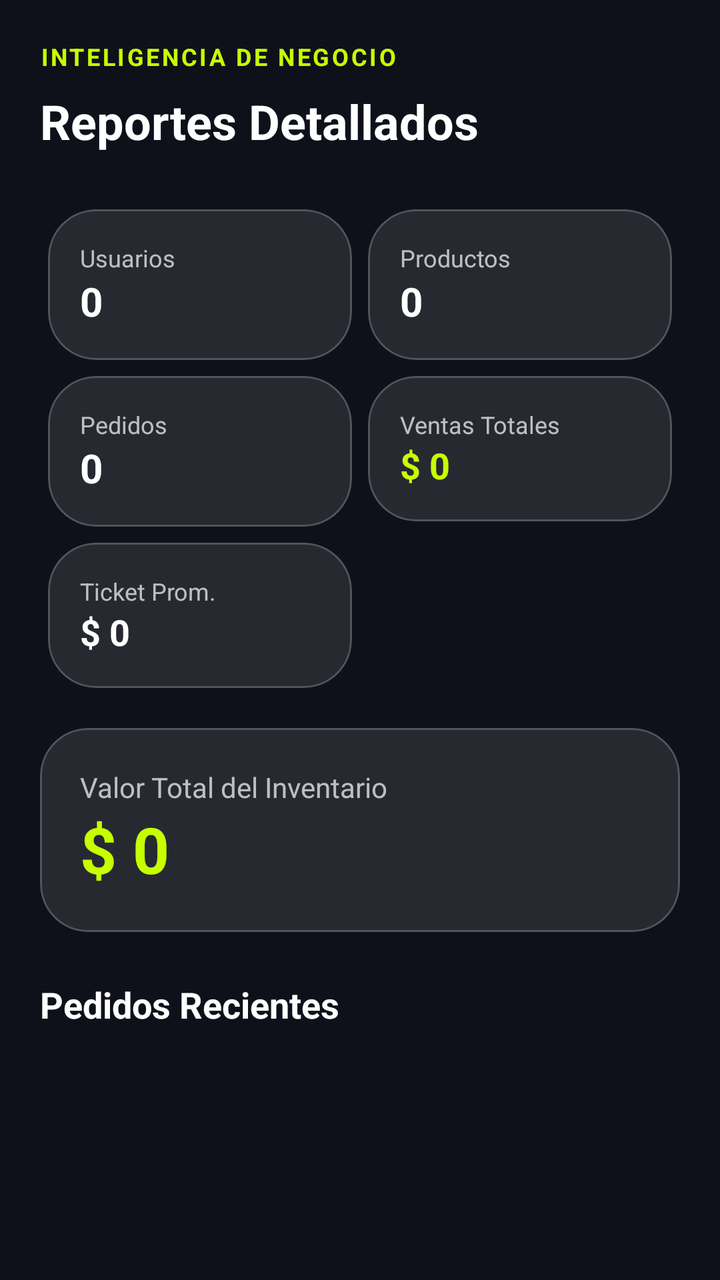
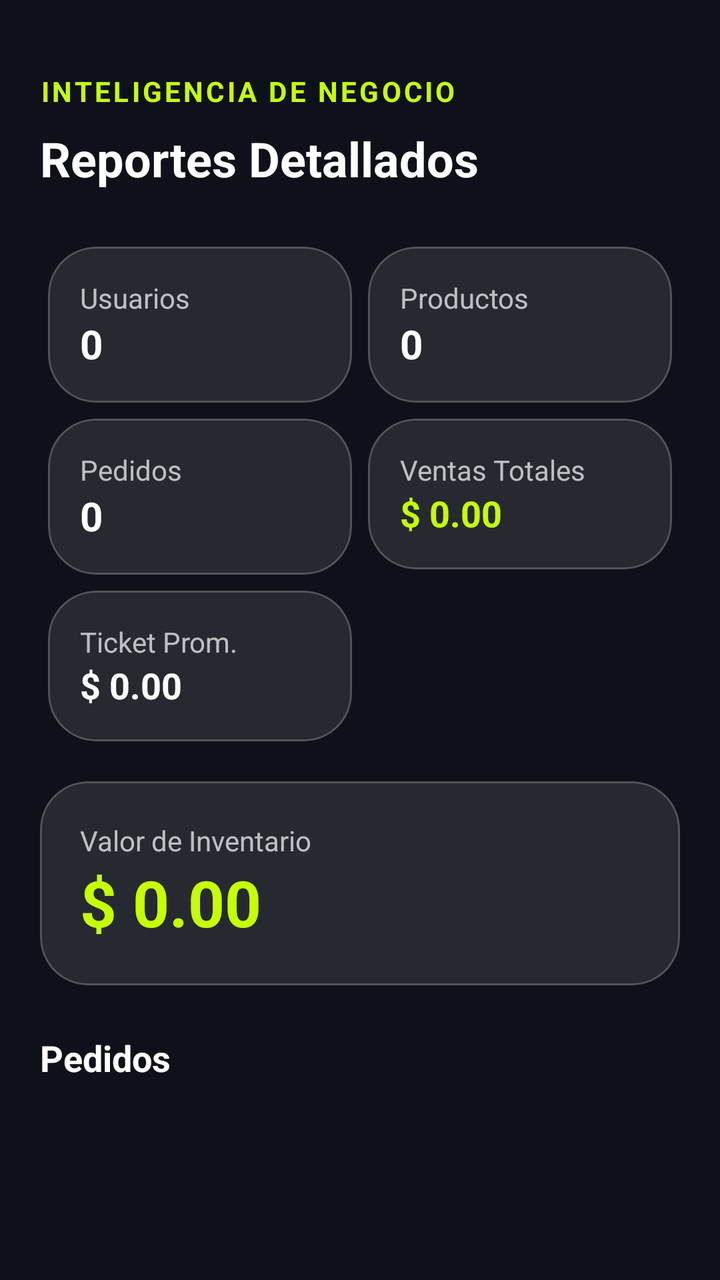

The first picture is an Android layout as it rendered before a commit; the second is the same layout after the commit. The layout source and the unified diff follow.
<!-- AndroidManifest.xml: application theme Theme.VoltCore -->
<!-- res/layout/fragment_admin_reports.xml -->
<?xml version="1.0" encoding="utf-8"?>
<androidx.core.widget.NestedScrollView xmlns:android="http://schemas.android.com/apk/res/android"
    xmlns:app="http://schemas.android.com/apk/res-auto"
    xmlns:tools="http://schemas.android.com/tools"
    android:layout_width="match_parent"
    android:layout_height="match_parent"
    android:background="@color/volt_background">

    <LinearLayout
        android:layout_width="match_parent"
        android:layout_height="wrap_content"
        android:orientation="vertical"
        android:padding="20dp">

        <TextView
            android:layout_width="wrap_content"
            android:layout_height="wrap_content"
            android:text="INTELIGENCIA DE NEGOCIO"
            android:textColor="@color/volt_primary"
            android:textSize="12sp"
            android:letterSpacing="0.1"
            android:textStyle="bold"
            android:layout_marginBottom="8dp"/>

        <TextView
            android:layout_width="wrap_content"
            android:layout_height="wrap_content"
            android:text="Reportes Detallados"
            android:textColor="@color/white"
            android:textSize="24sp"
            android:textStyle="bold"
            android:layout_marginBottom="24dp"/>

        
        <GridLayout
            android:layout_width="match_parent"
            android:layout_height="wrap_content"
            android:columnCount="2"
            android:rowCount="3"
            android:alignmentMode="alignMargins"
            android:useDefaultMargins="true">

            <com.google.android.material.card.MaterialCardView
                style="@style/Widget.VoltCore.Card"
                android:layout_width="0dp"
                android:layout_height="wrap_content"
                android:layout_columnWeight="1">
                <LinearLayout
                    android:layout_width="match_parent"
                    android:layout_height="wrap_content"
                    android:orientation="vertical"
                    android:padding="16dp">
                    <TextView
                        android:layout_width="wrap_content"
                        android:layout_height="wrap_content"
                        android:text="Usuarios"
                        android:textColor="#B3FFFFFF"
                        android:textSize="12sp"/>
                    <TextView
                        android:id="@+id/tvUserCount"
                        android:layout_width="wrap_content"
                        android:layout_height="wrap_content"
                        android:text="0"
                        android:textColor="@color/white"
                        android:textSize="20sp"
                        android:textStyle="bold"/>
                </LinearLayout>
            </com.google.android.material.card.MaterialCardView>

            <com.google.android.material.card.MaterialCardView
                style="@style/Widget.VoltCore.Card"
                android:layout_width="0dp"
                android:layout_height="wrap_content"
                android:layout_columnWeight="1">
                <LinearLayout
                    android:layout_width="match_parent"
                    android:layout_height="wrap_content"
                    android:orientation="vertical"
                    android:padding="16dp">
                    <TextView
                        android:layout_width="wrap_content"
                        android:layout_height="wrap_content"
                        android:text="Productos"
                        android:textColor="#B3FFFFFF"
                        android:textSize="12sp"/>
                    <TextView
                        android:id="@+id/tvProductCount"
                        android:layout_width="wrap_content"
                        android:layout_height="wrap_content"
                        android:text="0"
                        android:textColor="@color/white"
                        android:textSize="20sp"
                        android:textStyle="bold"/>
                </LinearLayout>
            </com.google.android.material.card.MaterialCardView>

            <com.google.android.material.card.MaterialCardView
                style="@style/Widget.VoltCore.Card"
                android:layout_width="0dp"
                android:layout_height="wrap_content"
                android:layout_columnWeight="1">
                <LinearLayout
                    android:layout_width="match_parent"
                    android:layout_height="wrap_content"
                    android:orientation="vertical"
                    android:padding="16dp">
                    <TextView
                        android:layout_width="wrap_content"
                        android:layout_height="wrap_content"
                        android:text="Pedidos"
                        android:textColor="#B3FFFFFF"
                        android:textSize="12sp"/>
                    <TextView
                        android:id="@+id/tvOrderCountReport"
                        android:layout_width="wrap_content"
                        android:layout_height="wrap_content"
                        android:text="0"
                        android:textColor="@color/white"
                        android:textSize="20sp"
                        android:textStyle="bold"/>
                </LinearLayout>
            </com.google.android.material.card.MaterialCardView>

            <com.google.android.material.card.MaterialCardView
                style="@style/Widget.VoltCore.Card"
                android:layout_width="0dp"
                android:layout_height="wrap_content"
                android:layout_columnWeight="1">
                <LinearLayout
                    android:layout_width="match_parent"
                    android:layout_height="wrap_content"
                    android:orientation="vertical"
                    android:padding="16dp">
                    <TextView
                        android:layout_width="wrap_content"
                        android:layout_height="wrap_content"
                        android:text="Ventas Totales"
                        android:textColor="#B3FFFFFF"
                        android:textSize="12sp"/>
                    <TextView
                        android:id="@+id/tvTotalSales"
                        android:layout_width="wrap_content"
                        android:layout_height="wrap_content"
                        android:text="$ 0"
                        android:textColor="@color/volt_primary"
                        android:textSize="18sp"
                        android:textStyle="bold"/>
                </LinearLayout>
            </com.google.android.material.card.MaterialCardView>

            <com.google.android.material.card.MaterialCardView
                style="@style/Widget.VoltCore.Card"
                android:layout_width="0dp"
                android:layout_height="wrap_content"
                android:layout_columnWeight="1">
                <LinearLayout
                    android:layout_width="match_parent"
                    android:layout_height="wrap_content"
                    android:orientation="vertical"
                    android:padding="16dp">
                    <TextView
                        android:layout_width="wrap_content"
                        android:layout_height="wrap_content"
                        android:text="Ticket Prom."
                        android:textColor="#B3FFFFFF"
                        android:textSize="12sp"/>
                    <TextView
                        android:id="@+id/tvAvgTicket"
                        android:layout_width="wrap_content"
                        android:layout_height="wrap_content"
                        android:text="$ 0"
                        android:textColor="@color/white"
                        android:textSize="18sp"
                        android:textStyle="bold"/>
                </LinearLayout>
            </com.google.android.material.card.MaterialCardView>
        </GridLayout>

        <com.google.android.material.card.MaterialCardView
            style="@style/Widget.VoltCore.Card"
            android:layout_width="match_parent"
            android:layout_height="wrap_content"
            android:layout_marginTop="8dp"
            app:strokeColor="#FF5252"
            app:strokeWidth="1dp"
            android:id="@+id/cvSuspicious"
            android:visibility="gone">
            <LinearLayout
                android:layout_width="match_parent"
                android:layout_height="wrap_content"
                android:orientation="vertical"
                android:padding="16dp">
                <TextView
                    android:layout_width="wrap_content"
                    android:layout_height="wrap_content"
                    android:text="ALERTA: Transacciones Sospechosas"
                    android:textColor="#FF5252"
                    android:textStyle="bold"
                    android:textSize="12sp"/>
                <TextView
                    android:id="@+id/tvSuspiciousCount"
                    android:layout_width="wrap_content"
                    android:layout_height="wrap_content"
                    android:text="0 transacciones de alto valor detectadas"
                    android:textColor="@color/white"
                    android:textSize="14sp"/>
            </LinearLayout>
        </com.google.android.material.card.MaterialCardView>

        <com.google.android.material.card.MaterialCardView
            style="@style/Widget.VoltCore.Card"
            android:layout_width="match_parent"
            android:layout_height="wrap_content"
            android:layout_marginTop="16dp">
            <LinearLayout
                android:layout_width="match_parent"
                android:layout_height="wrap_content"
                android:orientation="vertical"
                android:padding="20dp">
                <TextView
                    android:layout_width="wrap_content"
                    android:layout_height="wrap_content"
                    android:text="Valor Total del Inventario"
                    android:textColor="#B3FFFFFF"/>
                <TextView
                    android:id="@+id/tvInventoryValue"
                    android:layout_width="wrap_content"
                    android:layout_height="wrap_content"
                    android:text="$ 0"
                    android:textColor="@color/volt_primary"
                    android:textSize="32sp"
                    android:textStyle="bold"/>
            </LinearLayout>
        </com.google.android.material.card.MaterialCardView>

        <TextView
            android:layout_width="wrap_content"
            android:layout_height="wrap_content"
            android:text="Pedidos Recientes"
            android:textColor="@color/white"
            android:textSize="18sp"
            android:textStyle="bold"
            android:layout_marginTop="24dp"
            android:layout_marginBottom="16dp"/>

        <androidx.recyclerview.widget.RecyclerView
            android:id="@+id/rvRecentOrders"
            android:layout_width="match_parent"
            android:layout_height="wrap_content"
            android:nestedScrollingEnabled="false"
            app:layoutManager="androidx.recyclerview.widget.LinearLayoutManager"
            tools:listitem="@android:layout/simple_list_item_2" />

        <TextView
            android:id="@+id/tvNoOrders"
            android:layout_width="wrap_content"
            android:layout_height="wrap_content"
            android:layout_gravity="center"
            android:text="No hay pedidos registrados aún"
            android:textColor="#B3FFFFFF"
            android:layout_marginTop="16dp"
            android:visibility="gone"/>

    </LinearLayout>
</androidx.core.widget.NestedScrollView>
<!-- resources referenced by this layout -->
<resources>
  <color name="volt_background">#0F111A</color>
  <color name="volt_primary">#C6FF00</color>
  <color name="white">#FFFFFFFF</color>
  <style name="Widget.VoltCore.Card" parent="Widget.Material3.CardView.Filled">
          <item name="cardCornerRadius">24dp</item>
          <item name="cardBackgroundColor">@color/glass_surface</item>
          <item name="strokeColor">@color/glass_stroke</item>
          <item name="strokeWidth">1dp</item>
      </style>
  <style name="Theme.VoltCore" parent="Base.Theme.VoltCore" />
  <color name="glass_surface">#1AFFFFFF</color>
  <color name="glass_stroke">#33FFFFFF</color>
  <style name="Base.Theme.VoltCore" parent="Theme.Material3.DayNight.NoActionBar">
          
          <item name="colorPrimary">@color/volt_primary</item>
          <item name="android:windowBackground">@color/volt_background</item>
          <item name="colorSurface">@color/glass_surface</item>
          <item name="colorOnSurface">@color/white</item>
      </style>
</resources>

<!-- the commit's change to res/layout/fragment_admin_reports.xml (unified diff, before → after) -->
@@ -4,7 +4,8 @@
     xmlns:tools="http://schemas.android.com/tools"
     android:layout_width="match_parent"
     android:layout_height="match_parent"
-    android:background="@color/volt_background">
+    android:background="@color/volt_background"
+    android:paddingTop="16dp">
 
     <LinearLayout
         android:layout_width="match_parent"
@@ -15,9 +16,9 @@
         <TextView
             android:layout_width="wrap_content"
             android:layout_height="wrap_content"
-            android:text="INTELIGENCIA DE NEGOCIO"
+            android:text="@string/business_intelligence"
             android:textColor="@color/volt_primary"
-            android:textSize="12sp"
+            android:textSize="14sp"
             android:letterSpacing="0.1"
             android:textStyle="bold"
             android:layout_marginBottom="8dp"/>
@@ -25,7 +26,7 @@
         <TextView
             android:layout_width="wrap_content"
             android:layout_height="wrap_content"
-            android:text="Reportes Detallados"
+            android:text="@string/detailed_reports"
             android:textColor="@color/white"
             android:textSize="24sp"
             android:textStyle="bold"
@@ -53,9 +54,9 @@
                     <TextView
                         android:layout_width="wrap_content"
                         android:layout_height="wrap_content"
-                        android:text="Usuarios"
-                        android:textColor="#B3FFFFFF"
-                        android:textSize="12sp"/>
+                        android:text="@string/users"
+                        android:textColor="@color/white_70"
+                        android:textSize="14sp"/>
                     <TextView
                         android:id="@+id/tvUserCount"
                         android:layout_width="wrap_content"
@@ -80,9 +81,9 @@
                     <TextView
                         android:layout_width="wrap_content"
                         android:layout_height="wrap_content"
-                        android:text="Productos"
-                        android:textColor="#B3FFFFFF"
-                        android:textSize="12sp"/>
+                        android:text="@string/products"
+                        android:textColor="@color/white_70"
+                        android:textSize="14sp"/>
                     <TextView
                         android:id="@+id/tvProductCount"
                         android:layout_width="wrap_content"
@@ -107,9 +108,9 @@
                     <TextView
                         android:layout_width="wrap_content"
                         android:layout_height="wrap_content"
-                        android:text="Pedidos"
-                        android:textColor="#B3FFFFFF"
-                        android:textSize="12sp"/>
+                        android:text="@string/orders"
+                        android:textColor="@color/white_70"
+                        android:textSize="14sp"/>
                     <TextView
                         android:id="@+id/tvOrderCountReport"
                         android:layout_width="wrap_content"
@@ -134,14 +135,14 @@
                     <TextView
                         android:layout_width="wrap_content"
                         android:layout_height="wrap_content"
-                        android:text="Ventas Totales"
-                        android:textColor="#B3FFFFFF"
-                        android:textSize="12sp"/>
+                        android:text="@string/total_sales"
+                        android:textColor="@color/white_70"
+                        android:textSize="14sp"/>
                     <TextView
                         android:id="@+id/tvTotalSales"
                         android:layout_width="wrap_content"
                         android:layout_height="wrap_content"
-                        android:text="$ 0"
+                        android:text="@string/price_placeholder"
                         android:textColor="@color/volt_primary"
                         android:textSize="18sp"
                         android:textStyle="bold"/>
@@ -161,14 +162,14 @@
                     <TextView
                         android:layout_width="wrap_content"
                         android:layout_height="wrap_content"
-                        android:text="Ticket Prom."
-                        android:textColor="#B3FFFFFF"
-                        android:textSize="12sp"/>
+                        android:text="@string/avg_ticket"
+                        android:textColor="@color/white_70"
+                        android:textSize="14sp"/>
                     <TextView
                         android:id="@+id/tvAvgTicket"
                         android:layout_width="wrap_content"
                         android:layout_height="wrap_content"
-                        android:text="$ 0"
+                        android:text="@string/price_placeholder"
                         android:textColor="@color/white"
                         android:textSize="18sp"
                         android:textStyle="bold"/>
@@ -181,7 +182,7 @@
             android:layout_width="match_parent"
             android:layout_height="wrap_content"
             android:layout_marginTop="8dp"
-            app:strokeColor="#FF5252"
+            app:strokeColor="@color/volt_error"
             app:strokeWidth="1dp"
             android:id="@+id/cvSuspicious"
             android:visibility="gone">
@@ -193,15 +194,15 @@
                 <TextView
                     android:layout_width="wrap_content"
                     android:layout_height="wrap_content"
-                    android:text="ALERTA: Transacciones Sospechosas"
-                    android:textColor="#FF5252"
+                    android:text="@string/suspicious_activity"
+                    android:textColor="@color/volt_error"
                     android:textStyle="bold"
-                    android:textSize="12sp"/>
+                    android:textSize="14sp"/>
                 <TextView
                     android:id="@+id/tvSuspiciousCount"
                     android:layout_width="wrap_content"
                     android:layout_height="wrap_content"
-                    android:text="0 transacciones de alto valor detectadas"
+                    android:text="@string/quantity_placeholder"
                     android:textColor="@color/white"
                     android:textSize="14sp"/>
             </LinearLayout>
@@ -220,13 +221,14 @@
                 <TextView
                     android:layout_width="wrap_content"
                     android:layout_height="wrap_content"
-                    android:text="Valor Total del Inventario"
-                    android:textColor="#B3FFFFFF"/>
+                    android:text="@string/inventory_value"
+                    android:textColor="@color/white_70"
+                    android:textSize="14sp"/>
                 <TextView
                     android:id="@+id/tvInventoryValue"
                     android:layout_width="wrap_content"
                     android:layout_height="wrap_content"
-                    android:text="$ 0"
+                    android:text="@string/price_placeholder"
                     android:textColor="@color/volt_primary"
                     android:textSize="32sp"
                     android:textStyle="bold"/>
@@ -236,7 +238,7 @@
         <TextView
             android:layout_width="wrap_content"
             android:layout_height="wrap_content"
-            android:text="Pedidos Recientes"
+            android:text="@string/orders"
             android:textColor="@color/white"
             android:textSize="18sp"
             android:textStyle="bold"
@@ -256,8 +258,8 @@
             android:layout_width="wrap_content"
             android:layout_height="wrap_content"
             android:layout_gravity="center"
-            android:text="No hay pedidos registrados aún"
-            android:textColor="#B3FFFFFF"
+            android:text="@string/no_orders_yet"
+            android:textColor="@color/white_70"
             android:layout_marginTop="16dp"
             android:visibility="gone"/>
 
<!-- resource entries referenced after the edit -->
@@ -1,8 +1,22 @@
 <!-- resources referenced by this layout -->
 <resources>
   <color name="volt_background">#0F111A</color>
+  <color name="volt_error">#FF5252</color>
   <color name="volt_primary">#C6FF00</color>
   <color name="white">#FFFFFFFF</color>
+  <color name="white_70">#B3FFFFFF</color>
+  <string name="avg_ticket">Ticket Prom.</string>
+  <string name="business_intelligence">INTELIGENCIA DE NEGOCIO</string>
+  <string name="detailed_reports">Reportes Detallados</string>
+  <string name="inventory_value">Valor de Inventario</string>
+  <string name="no_orders_yet">No tienes pedidos aún</string>
+  <string name="orders">Pedidos</string>
+  <string name="price_placeholder">$ 0.00</string>
+  <string name="products">Productos</string>
+  <string name="quantity_placeholder">1</string>
+  <string name="suspicious_activity">Actividad Sospechosa</string>
+  <string name="total_sales">Ventas Totales</string>
+  <string name="users">Usuarios</string>
   <style name="Widget.VoltCore.Card" parent="Widget.Material3.CardView.Filled">
           <item name="cardCornerRadius">24dp</item>
           <item name="cardBackgroundColor">@color/glass_surface</item>
